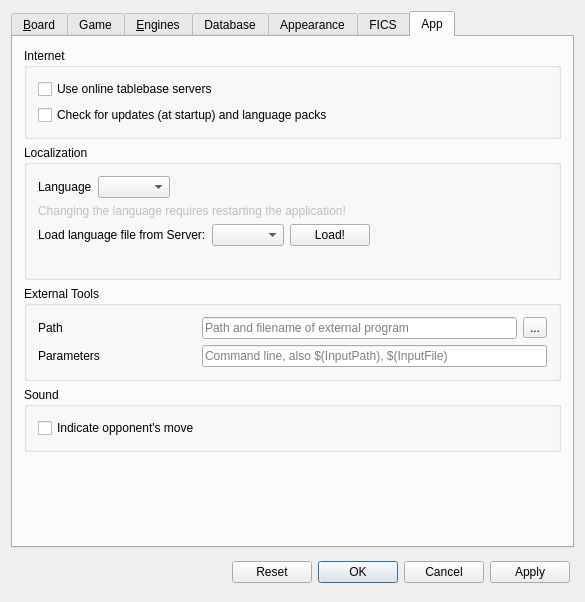
First picture: the form in src/dialogs/preferences.ui, repository madnight/chessx, before the edit.
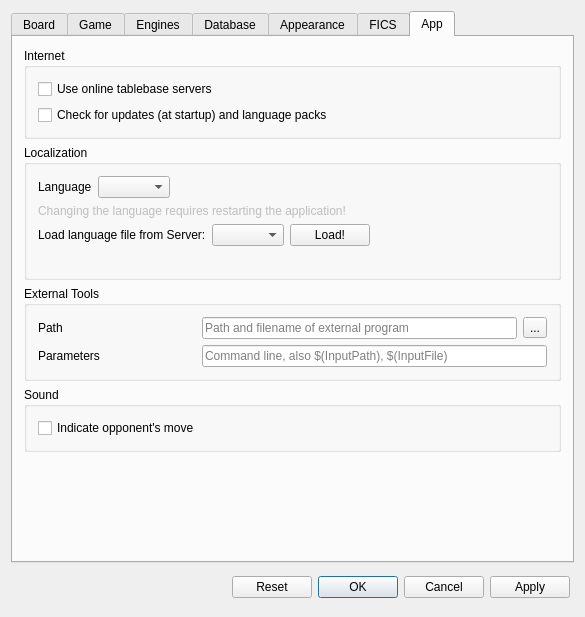
Second picture: the form after the edit. The open tabs and pages were chosen to show the change. Icons and pictures are not drawn. Custom widgets are drawn as their Qt base class.

What changed in the file:
```diff
--- a/src/dialogs/preferences.ui
+++ b/src/dialogs/preferences.ui
@@ -7,7 +7,7 @@
     <x>0</x>
     <y>0</y>
     <width>585</width>
-    <height>602</height>
+    <height>617</height>
    </rect>
   </property>
   <property name="windowTitle">
@@ -66,7 +66,7 @@
      </property>
      <widget class="QWidget" name="tabGeneral">
       <attribute name="title">
-       <string>&amp;Board</string>
+       <string>Board</string>
       </attribute>
       <layout class="QGridLayout">
        <item row="9" column="2">
@@ -665,7 +665,7 @@
      </widget>
      <widget class="QWidget" name="tabEngines">
       <attribute name="title">
-       <string>&amp;Engines</string>
+       <string>Engines</string>
       </attribute>
       <layout class="QGridLayout">
        <item row="0" column="0">
```
Left out of the diff: 16 changed lines with no effect on the pictures.
